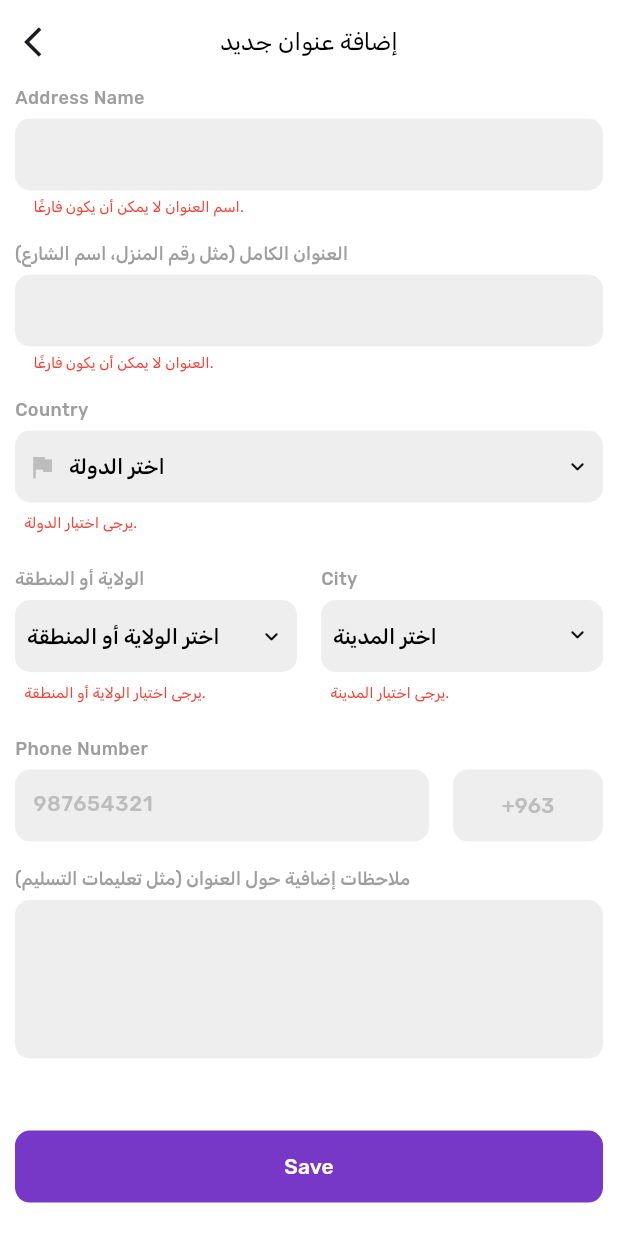
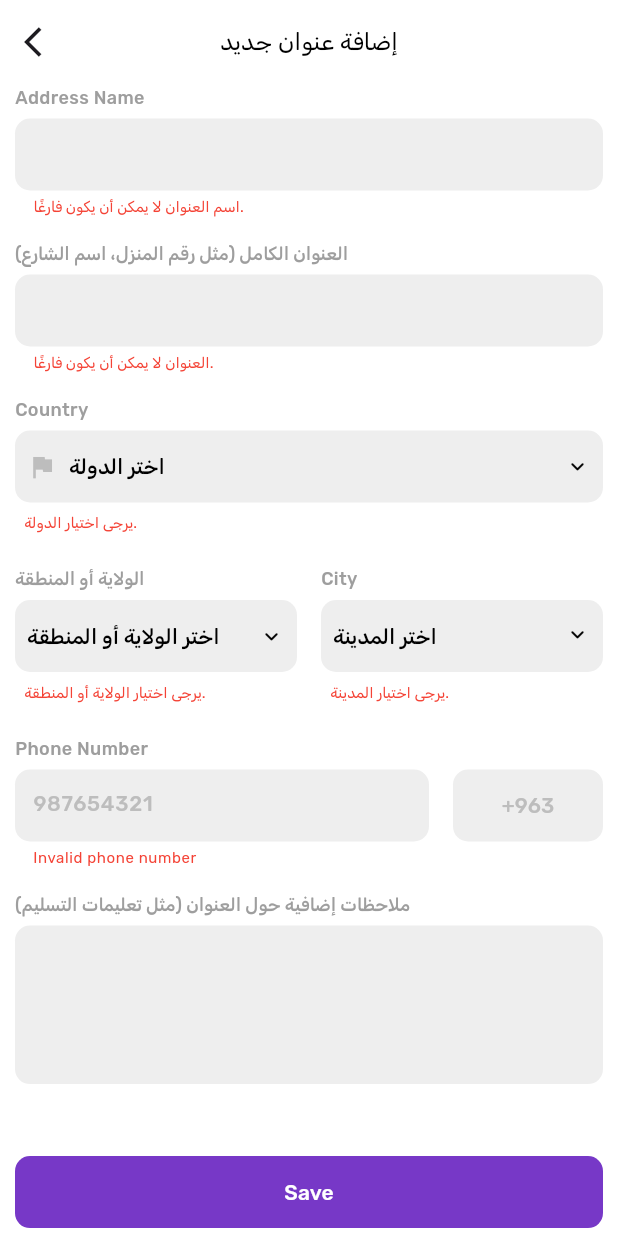
Before and after one commit to Muhammed-Hayr-Ali/Marketna_e-commerce, a Flutter app: the AddAddressScreen screen opened directly, after a tap on "Save", on a phone screen of 412 x 824 dp. Run offline on Flutter 3.47's test engine with Material 3 defaults, Android fonts, the phone set to English and light mode, and no system bars; our stand-ins replace cached_network_image, flutter_holo_date_picker, flutter_svg, fluttertoast, geolocator, get and 7 more; missing offline and left inert: flutter_pin_code_fields; accounts and stored records are empty; statements that could not run were skipped.

Commit message:
Initial commit

```diff
--- a/lib/screens/addresses/adaaress_add/add_address_screen.dart
+++ b/lib/screens/addresses/adaaress_add/add_address_screen.dart
@@ -78,6 +78,7 @@ class AddAddressScreen extends StatelessWidget {
 
                     /// phone number
                     Row(
+                      crossAxisAlignment: CrossAxisAlignment.start,
                       children: [
                         Expanded(
                           child: CustomTextField(
--- a/lib/services/validators.dart
+++ b/lib/services/validators.dart
@@ -73,9 +73,6 @@ class Validators {
   }
 
   static String? phone(String phone) {
-    if (phone.isEmpty) {
-      return null;
-    }
     if (!RegExp(r'^[0-9]{4,12}$').hasMatch(phone)) {
       return 'invalid_phone'.tr;
     }
```
